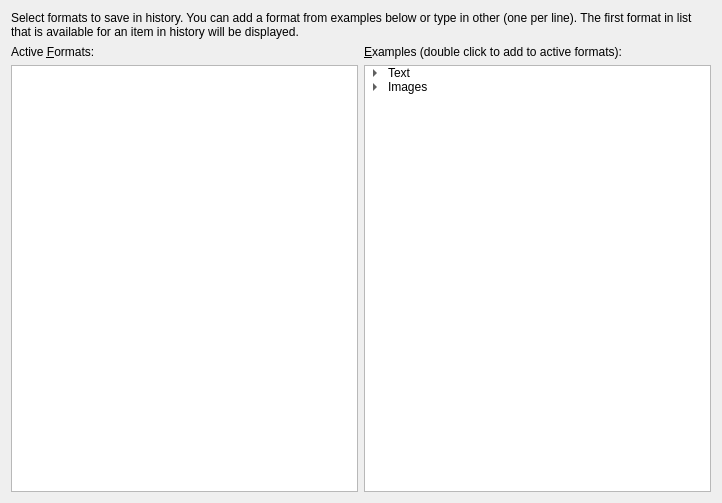
Old version of the form plugins/itemdata/itemdatasettings.ui in the repository hluk/CopyQ.
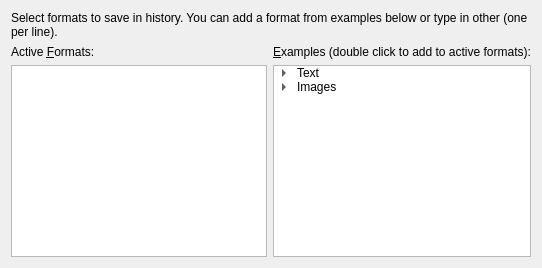
New version of the form.

```diff
--- a/plugins/itemdata/itemdatasettings.ui
+++ b/plugins/itemdata/itemdatasettings.ui
@@ -2,14 +2,6 @@
 <ui version="4.0">
  <class>ItemDataSettings</class>
  <widget class="QWidget" name="ItemDataSettings">
-  <property name="geometry">
-   <rect>
-    <x>0</x>
-    <y>0</y>
-    <width>722</width>
-    <height>503</height>
-   </rect>
-  </property>
   <property name="windowTitle">
    <string>Form</string>
   </property>
@@ -17,7 +9,7 @@
    <item>
     <widget class="QLabel" name="label_26">
      <property name="text">
-      <string>Select formats to save in history. You can add a format from examples below or type in other (one per line). The first format in list that is available for an item in history will be displayed.</string>
+      <string>Select formats to save in history. You can add a format from examples below or type in other (one per line).</string>
      </property>
      <property name="wordWrap">
       <bool>true</bool>
```
